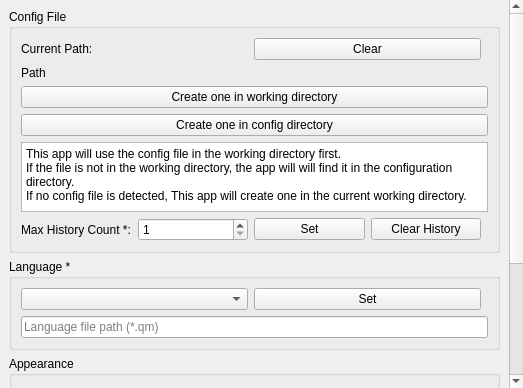
Old version of the form src/ui/settingstab.ui in the repository wh201906/SerialTest.
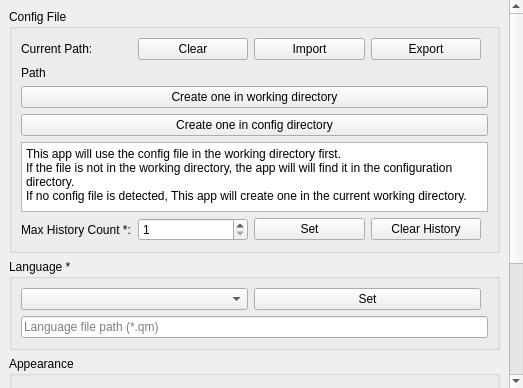
New version of the form.

Commit message:
Import/Export all configurations
Fixes #8

Patch:
```diff
--- a/src/ui/settingstab.ui
+++ b/src/ui/settingstab.ui
@@ -69,6 +69,20 @@
               </property>
              </widget>
             </item>
+            <item>
+             <widget class="QPushButton" name="Conf_importButton">
+              <property name="text">
+               <string>Import</string>
+              </property>
+             </widget>
+            </item>
+            <item>
+             <widget class="QPushButton" name="Conf_exportButton">
+              <property name="text">
+               <string>Export</string>
+              </property>
+             </widget>
+            </item>
             <item>
              <spacer name="horizontalSpacer">
               <property name="orientation">
```
The commit also changes 4 other files.
